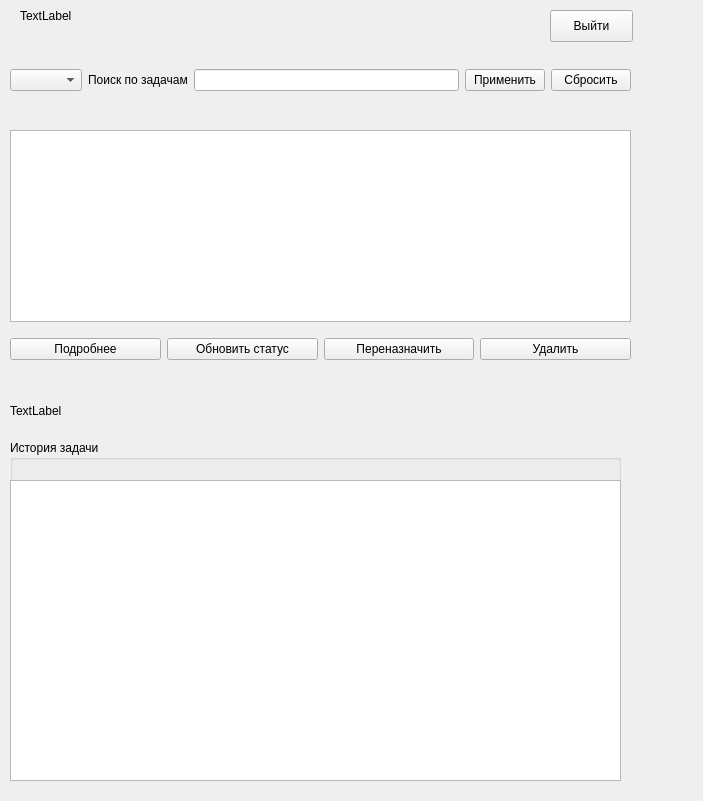
idvortsov05/Task-Manager, file client/http_client/ui/main/tasks/Tasks.ui: the form before one commit.
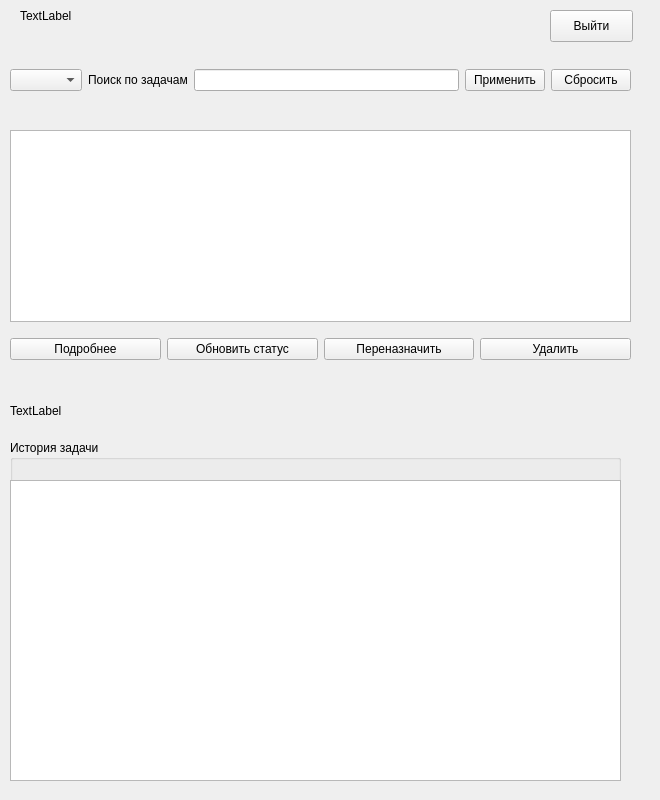
The form after the commit.

Patch:
```diff
--- a/client/http_client/ui/main/tasks/Tasks.ui
+++ b/client/http_client/ui/main/tasks/Tasks.ui
@@ -6,10 +6,22 @@
    <rect>
     <x>0</x>
     <y>0</y>
-    <width>703</width>
-    <height>801</height>
+    <width>660</width>
+    <height>800</height>
    </rect>
   </property>
+  <property name="minimumSize">
+   <size>
+    <width>660</width>
+    <height>800</height>
+   </size>
+  </property>
+  <property name="maximumSize">
+   <size>
+    <width>660</width>
+    <height>800</height>
+   </size>
+  </property>
   <property name="windowTitle">
    <string>Задачи</string>
   </property>
@@ -103,7 +115,7 @@
     <rect>
      <x>20</x>
      <y>0</y>
-     <width>281</width>
+     <width>491</width>
      <height>31</height>
     </rect>
    </property>
```
